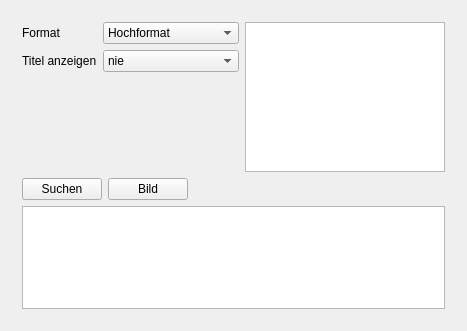
Old version of the form mainwindow.ui in the repository KoalaBR/spotlight.
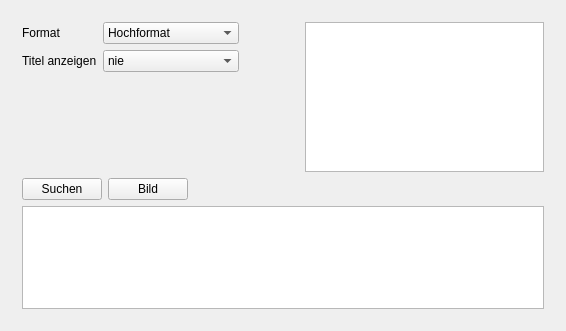
New version of the form.

Diff of the .ui file:
```diff
--- a/mainwindow.ui
+++ b/mainwindow.ui
@@ -6,7 +6,7 @@
    <rect>
     <x>0</x>
     <y>0</y>
-    <width>447</width>
+    <width>566</width>
     <height>331</height>
    </rect>
   </property>
```
Left out of the diff: 5 changed lines with no effect on the pictures.
